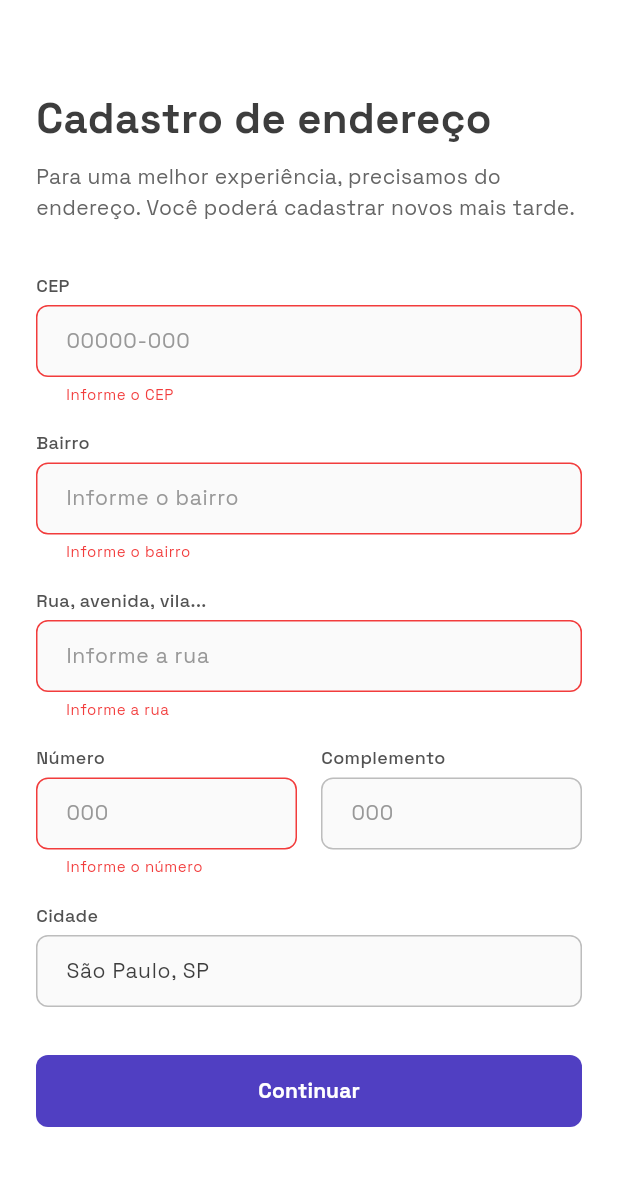
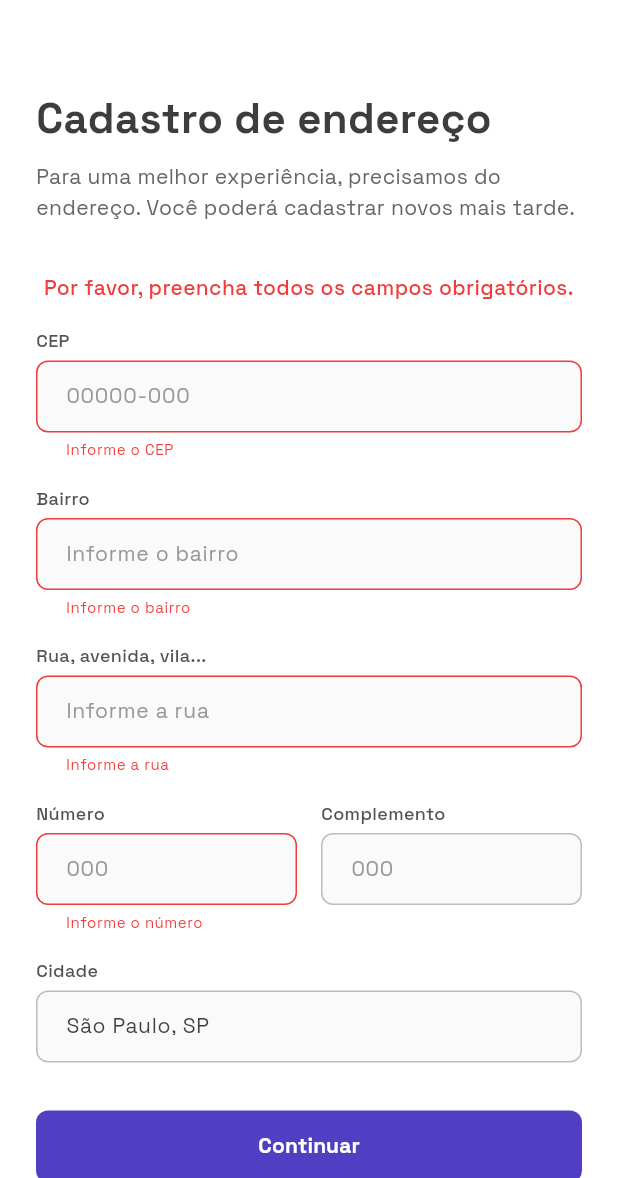
Before and after one commit to ltbreno/trabalheja, a Flutter app: the AddressPage screen opened directly, after a tap on "Continuar", on a phone screen of 412 x 824 dp, the part 58-1236 px from its top. Run offline on Flutter 3.47's test engine with Material 3 defaults, Android fonts, the light colour scheme and no system bars; our stand-ins replace basic_utils, dotted_border, flutter_dotenv, flutter_map, flutter_svg, geocoding and 7 more; missing offline and left inert: pointycastle; accounts and stored records are empty; network calls fail; project files that could hold a hidden picture were left out.

Commit message:
feat: add feedback messaging to address and complete name pages

```diff
--- a/lib/features/auth/view/address_page.dart
+++ b/lib/features/auth/view/address_page.dart
@@ -31,6 +31,8 @@ class _AddressPageState extends State<AddressPage> {
   final _formKey = GlobalKey<FormState>();
   final _supabase = Supabase.instance.client;
   bool _isLoading = false;
+  String? _feedbackMessage; // Nova variável para mensagem de feedback
+  bool _isFeedbackError = false; // Se a mensagem é de erro ou sucesso
 
   // Máscara para CEP
   final _cepMaskFormatter = MaskTextInputFormatter(
@@ -49,8 +51,25 @@ class _AddressPageState extends State<AddressPage> {
     super.dispose();
   }
 
+  void _showFeedback(String message, {bool isError = false}) {
+    setState(() {
+      _feedbackMessage = message;
+      _isFeedbackError = isError;
+    });
+  }
+
+  void _clearFeedback() {
+    setState(() {
+      _feedbackMessage = null;
+      _isFeedbackError = false;
+    });
+  }
+
   Future<void> _continue() async {
+    _clearFeedback(); // Limpa feedback anterior
+
     if (!(_formKey.currentState?.validate() ?? false)) {
+      _showFeedback('Por favor, preencha todos os campos obrigatórios.', isError: true);
       return;
     }
 
@@ -120,17 +139,10 @@ class _AddressPageState extends State<AddressPage> {
         (route) => false, // Remove todas as rotas anteriores
       );
 
-      ScaffoldMessenger.of(context).showSnackBar(
-        const SnackBar(content: Text('Cadastro concluído!')),
-      );
+      _showFeedback('Cadastro concluído!', isError: false);
     } catch (e) {
       if (!mounted) return;
-      ScaffoldMessenger.of(context).showSnackBar(
-        SnackBar(
-          content: Text('Erro ao salvar endereço: ${e.toString()}'),
-          backgroundColor: Colors.red,
-        ),
-      );
+      _showFeedback('Erro ao salvar endereço: ${e.toString()}', isError: true);
     } finally {
       if (mounted) {
         setState(() => _isLoading = false);
@@ -184,6 +196,18 @@ class _AddressPageState extends State<AddressPage> {
                   ),
                 ),
                 const SizedBox(height: AppSpacing.spacing32),
+
+                // Mensagem de feedback centralizada
+                if (_feedbackMessage != null) ...[
+                  Text(
+                    _feedbackMessage!,
+                    textAlign: TextAlign.center,
+                    style: AppTypography.contentMedium.copyWith(
+                      color: _isFeedbackError ? AppColorsError.error500 : AppColorsPrimary.primary800,
+                    ),
+                  ),
+                  const SizedBox(height: AppSpacing.spacing16),
+                ],
 
                 // Campo CEP
                 AppTextField(
```
Also changed, not shown: lib/features/auth/view/complete_name_page.dart (+29 -6 lines).
